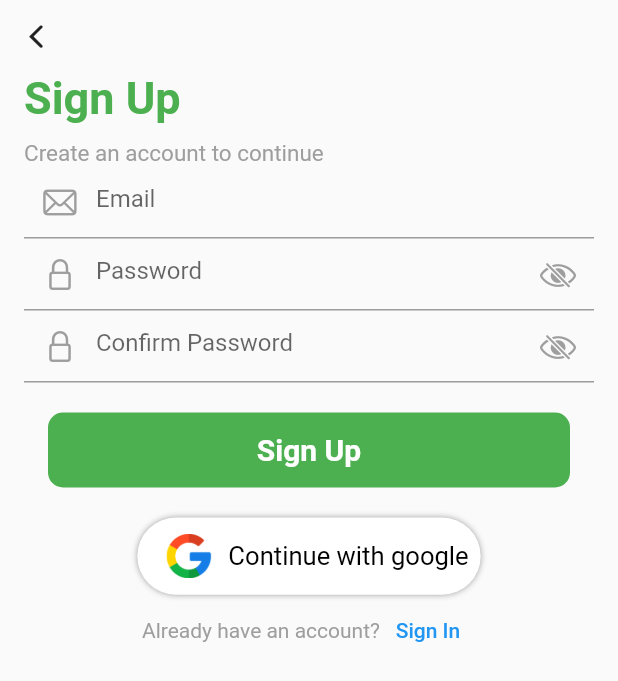
After one commit to salmanulfarisi/Turf_booking, a Flutter app: the SignupPage screen opened directly, on a phone screen of 412 x 824 dp. The commit adds this screen. Shown: the top 681 px of the screen. Run offline on Flutter 3.47's test engine with Material 2 defaults, Android fonts, the phone set to English and light mode, and no system bars; our stand-ins replace geocoding, geolocator, get, shared_preferences; accounts and stored records are empty.

Commit message:
signup ui complete

```diff
--- a/lib/view/screen/auth/login.dart
+++ b/lib/view/screen/auth/login.dart
@@ -13,7 +13,7 @@ class LoginPage extends StatelessWidget {
     final size = MediaQuery.of(context).size;
     final controller = Provider.of<LoginViewModel>(context);
     return Scaffold(
-        body: Center(
+        body: SafeArea(
       child: SingleChildScrollView(
         child: Form(
           child: Padding(
@@ -22,7 +22,7 @@ class LoginPage extends StatelessWidget {
               crossAxisAlignment: CrossAxisAlignment.start,
               children: [
                 SizedBox(
-                  height: size.height * 0.1,
+                  height: size.height * 0.05,
                 ),
                 const Text('Hello',
                     style: TextStyle(
@@ -30,12 +30,13 @@ class LoginPage extends StatelessWidget {
                       fontWeight: FontWeight.bold,
                       color: Colors.green,
                     )),
-                const Text('Sing In On Your Account',
-                    style: TextStyle(
-                      fontSize: 20,
-                      fontWeight: FontWeight.bold,
-                      color: Colors.green,
-                    )),
+                const Text(
+                  'Sign In On Your Account',
+                  style: TextStyle(
+                    fontSize: 15,
+                    color: Colors.grey,
+                  ),
+                ),
                 TextFieldWidget(
                   hint: 'E-mail',
                   validator: '',
--- /dev/null
+++ b/lib/view/screen/auth/register.dart
@@ -0,0 +1,107 @@
+import 'package:flutter/cupertino.dart';
+import 'package:flutter/material.dart';
+import 'package:provider/provider.dart';
+import 'package:turf_booking/utils/utils.dart';
+import 'package:turf_booking/view/screen/auth/widgets/bottom_container_onregister.dart';
+import 'package:turf_booking/view/widgets/widgets.dart';
+import 'package:turf_booking/view_model/view_model.dart';
+
+class SignupPage extends StatelessWidget {
+  const SignupPage({Key? key}) : super(key: key);
+
+  @override
+  Widget build(BuildContext context) {
+    final controller = Provider.of<SignupController>(context);
+    final size = MediaQuery.of(context).size;
+    return Scaffold(
+      body: SafeArea(
+        child: SingleChildScrollView(
+          child: Column(
+            crossAxisAlignment: CrossAxisAlignment.start,
+            children: [
+              IconButton(
+                onPressed: () {
+                  Navigations.pop();
+                },
+                icon: const Icon(CupertinoIcons.back),
+              ),
+              Padding(
+                padding: const EdgeInsets.symmetric(horizontal: 16.0),
+                child: Column(
+                  crossAxisAlignment: CrossAxisAlignment.start,
+                  children: [
+                    const Text(
+                      "Sign Up",
+                      style: TextStyle(
+                        fontSize: 30,
+                        fontWeight: FontWeight.bold,
+                        color: Colors.green,
+                      ),
+                    ),
+                    const SizedBox(
+                      height: 10,
+                    ),
+                    const Text(
+                      "Create an account to continue",
+                      style: TextStyle(
+                        fontSize: 15,
+                        color: Colors.grey,
+                      ),
+                    ),
+                    TextFieldWidget(
+                      hint: 'Email',
+                      validator: '',
+                      controller: controller.emailController,
+                      keybord: TextInputType.emailAddress,
+                      icon: CupertinoIcons.mail,
+                    ),
+                    TextFieldWidget(
+                      hint: 'Password',
+                      validator: '',
+                      controller: controller.passwordController,
+                      keybord: TextInputType.visiblePassword,
+                      icon: CupertinoIcons.lock,
+                      suffIcon: IconButton(
+                        onPressed: () {
+                          controller.isobscure();
+                        },
+                        icon: Icon(
+                          controller.obscure
+                              ? CupertinoIcons.eye_slash
+                              : CupertinoIcons.eye,
+                          color: Colors.grey,
+                        ),
+                      ),
+                    ),
+                    TextFieldWidget(
+                      hint: 'Confirm Password',
+                      validator: '',
+                      controller: controller.conformController,
+                      keybord: TextInputType.visiblePassword,
+                      icon: CupertinoIcons.lock,
+                      suffIcon: IconButton(
+                        onPressed: () {
+                          controller.isobscure();
+                        },
+                        icon: Icon(
+                          controller.obscure
+                              ? CupertinoIcons.eye_slash
+                              : CupertinoIcons.eye,
+                          color: Colors.grey,
+                        ),
+                      ),
+                    ),
+                    const SizedBox(
+                      height: 20,
+                    ),
+                    const BottomContainerOnRegister()
+                  ],
+                ),
+              )
+            ],
+          ),
+        ),
+      ),
+    );
+  }
+}
--- a/lib/view/screen/auth/widgets/bottom_container.dart
+++ b/lib/view/screen/auth/widgets/bottom_container.dart
@@ -1,5 +1,7 @@
 import 'package:flutter/material.dart';
 import 'package:provider/provider.dart';
+import 'package:turf_booking/utils/navigations.dart';
+import 'package:turf_booking/view/screen/auth/register.dart';
 import 'package:turf_booking/view_model/view_model.dart';
 
 class BottomContainer extends StatelessWidget {
@@ -105,7 +107,7 @@ class BottomContainer extends StatelessWidget {
               ),
               GestureDetector(
                 onTap: () {
-                  // controller.navigateToSignUp();
+                  Navigations.push(const SignupPage());
                 },
                 child: const Text(
                   "Sign Up",
--- /dev/null
+++ b/lib/view/screen/auth/widgets/bottom_container_onregister.dart
@@ -0,0 +1,122 @@
+import 'package:flutter/material.dart';
+import 'package:provider/provider.dart';
+import 'package:turf_booking/utils/utils.dart';
+import 'package:turf_booking/view/screen/auth/login.dart';
+import 'package:turf_booking/view_model/view_model.dart';
+
+class BottomContainerOnRegister extends StatelessWidget {
+  const BottomContainerOnRegister({Key? key}) : super(key: key);
+
+  @override
+  Widget build(BuildContext context) {
+    final controller = Provider.of<SignupController>(context);
+    final size = MediaQuery.of(context).size;
+    return Container(
+      width: size.width,
+      // height: size.height * 0.1,
+      decoration: const BoxDecoration(
+        // color: Colors.white,
+        borderRadius: BorderRadius.only(
+          topLeft: Radius.circular(30),
+          topRight: Radius.circular(30),
+        ),
+      ),
+
+      child: Padding(
+        padding: const EdgeInsets.symmetric(horizontal: 16.0),
+        child: Column(
+          mainAxisAlignment: MainAxisAlignment.center,
+          children: [
+            InkWell(
+              onTap: () {
+                controller.signup();
+              },
+              child: Container(
+                width: size.width,
+                height: 50,
+                decoration: BoxDecoration(
+                  color: Colors.green,
+                  borderRadius: BorderRadius.circular(10),
+                ),
+                child: Center(
+                  child: controller.isLoading
+                      ? const CircularProgressIndicator(
+                          color: Colors.white,
+                        )
+                      : const Text(
+                          "Sign Up",
+                          style: TextStyle(
+                            color: Colors.white,
+                            fontSize: 20,
+                            fontWeight: FontWeight.bold,
+                          ),
+                        ),
+                ),
+              ),
+            ),
+            const SizedBox(
+              height: 20,
+            ),
+            Container(
+              padding: const EdgeInsets.all(8),
+              height: size.height / 16,
+              width: size.width / 1.8,
+              decoration: BoxDecoration(
+                color: Colors.white,
+                borderRadius: BorderRadius.circular(30),
+                boxShadow: const [
+                  BoxShadow(
+                    color: Colors.grey,
+                    blurRadius: 3,
+                  )
+                ],
+              ),
+              child: FittedBox(
+                child: Row(
+                  children: [
+                    Image(
+                      image: const AssetImage(
+                        "asset/image/google.png",
+                      ),
+                      height: size.height / 32,
+                    ),
+                    // width20,
+                    const Text(
+                      "Continue with google",
+                      style: TextStyle(
+                        fontSize: 15,
+                        color: Colors.black,
+                      ),
+                    )
+                  ],
+                ),
+              ),
+            ),
+            Row(
+              mainAxisAlignment: MainAxisAlignment.center,
+              children: [
+                const Text(
+                  "Already have an account?",
+                  style: TextStyle(
+                    color: Colors.grey,
+                  ),
+                ),
+                TextButton(
+                  onPressed: () {
+                    Navigations.push(const LoginPage());
+                  },
+                  child: const Text(
+                    "Sign In",
+                    style: TextStyle(
+                      color: Colors.blue,
+                    ),
+                  ),
+                ),
+              ],
+            ),
+          ],
+        ),
+      ),
+    );
+  }
+}
--- a/lib/view_model/providers.dart
+++ b/lib/view_model/providers.dart
@@ -1,8 +1,7 @@
 import 'package:flutter/material.dart';
 import 'package:provider/provider.dart';
 import 'package:turf_booking/main.dart';
-import 'package:turf_booking/view_model/home_view_model.dart';
-import 'package:turf_booking/view_model/login_view_model.dart';
+import 'package:turf_booking/view_model/view_model.dart';
 
 class Providers {
   static Widget providers() {
@@ -10,6 +9,7 @@ class Providers {
       providers: [
         ChangeNotifierProvider(create: (_) => HomeViewModel()),
         ChangeNotifierProvider(create: (_) => LoginViewModel()),
+        ChangeNotifierProvider(create: (_) => SignupController()),
       ],
       child: const MyApp(),
     );
--- /dev/null
+++ b/lib/view_model/signup_view_model.dart
@@ -0,0 +1,24 @@
+import 'package:flutter/cupertino.dart';
+
+class SignupController extends ChangeNotifier {
+  final emailController = TextEditingController();
+  final passwordController = TextEditingController();
+  final conformController = TextEditingController();
+
+  final GlobalKey<FormState> formkey = GlobalKey<FormState>();
+
+  bool isLoading = false;
+  bool obscure = true;
+  Future<void> signup() async {
+    isLoading = true;
+    notifyListeners();
+    await Future.delayed(const Duration(seconds: 2));
+    isLoading = false;
+    notifyListeners();
+  }
+
+  isobscure() {
+    obscure = !obscure;
+    notifyListeners();
+  }
+}
--- a/lib/view_model/view_model.dart
+++ b/lib/view_model/view_model.dart
@@ -1,4 +1,5 @@
 export 'home_view_model.dart';
 export 'login_view_model.dart';
 export 'providers.dart';
+export 'signup_view_model.dart';
 export 'splash_view_model.dart';
```
